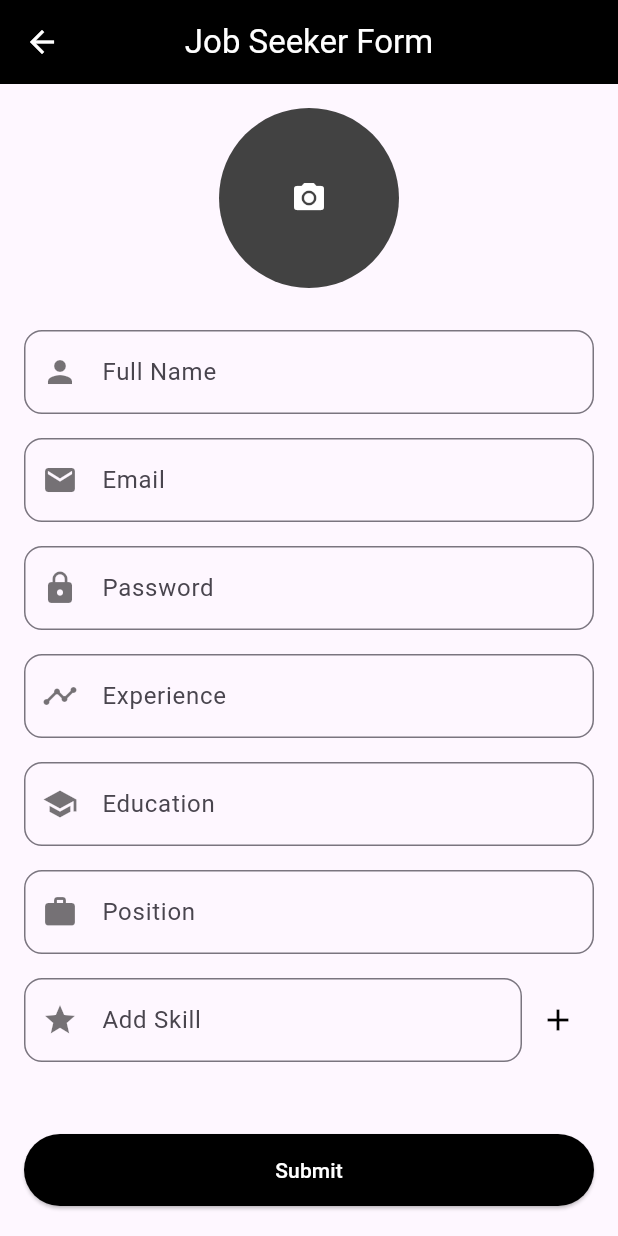
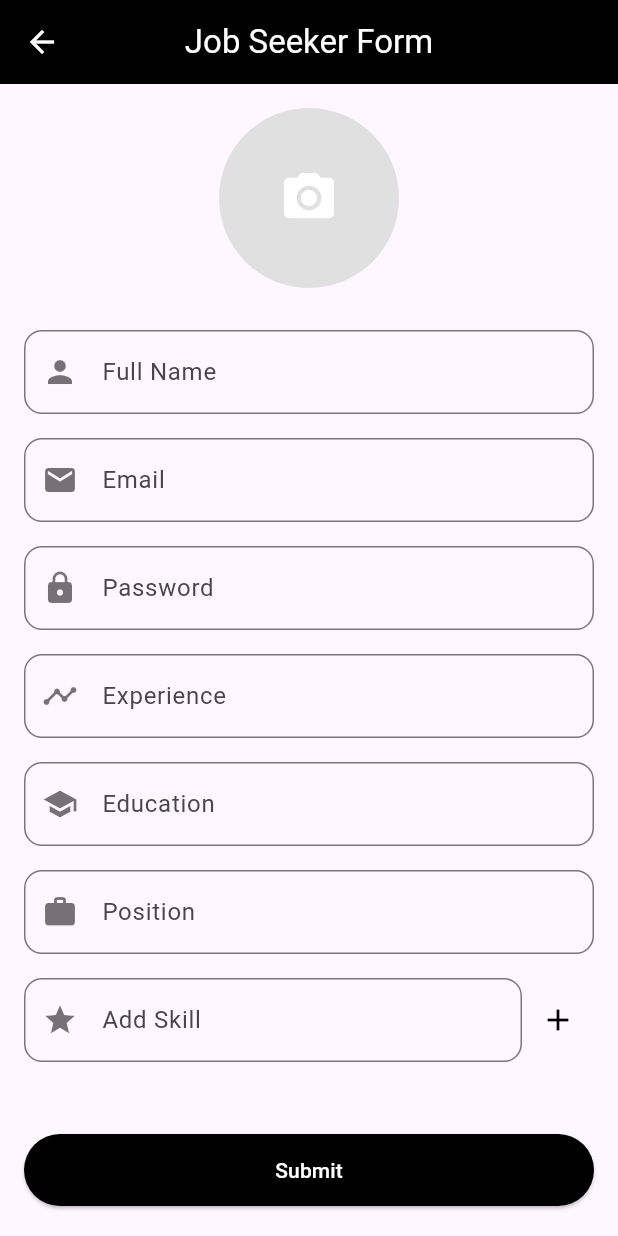
Before and after one commit to Myatt-Minn/DreamSeeker, a Flutter app: the JobSeekerFormPage screen opened directly, on a phone screen of 412 x 824 dp. Run offline on Flutter 3.47's test engine with Material 3 defaults, Android fonts, the light colour scheme and no system bars; our stand-ins replace animated_text_kit, file_picker, image_picker, introduction_screen, shared_preferences, supabase_flutter; accounts and stored records are empty.

Commit message:
Done for Workshop

```diff
--- a/lib/models/jobModel.dart
+++ b/lib/models/jobModel.dart
@@ -25,6 +25,7 @@ class JobModel {
 
   factory JobModel.fromJson(Map<String, dynamic> json) {
     return JobModel(
+      id: json['id'] as int?,
       title: json['title'] as String? ?? '',
       company: json['company'] as String? ?? '',
       location: json['location'] as String? ?? '',
--- a/lib/screens/jobSeekerFormPage.dart
+++ b/lib/screens/jobSeekerFormPage.dart
@@ -146,17 +146,36 @@ class _JobSeekerFormPageState extends State<JobSeekerFormPage> {
             children: [
               GestureDetector(
                 onTap: _pickImage,
-                child: CircleAvatar(
-                  radius: 60,
-                  backgroundImage: _profileImage != null
-                      ? FileImage(_profileImage!)
-                      : null,
-                  backgroundColor: Colors.grey[800],
-                  child: _profileImage == null
-                      ? const Icon(Icons.camera_alt, color: Colors.white)
-                      : null,
+                child: Center(
+                  // Keeps the circle centered and avoids full width
+                  child: Container(
+                    width: 120,
+                    height: 120,
+                    decoration: BoxDecoration(
+                      shape: BoxShape.circle,
+                      color: Colors.grey[300],
+                    ),
+                    child: _profileImage != null
+                        ? ClipOval(
+                            child: Image.file(
+                              _profileImage!,
+                              width: 120,
+                              height: 120,
+                              fit: BoxFit
+                                  .cover, // Ensures image fills the circle
+                            ),
+                          )
+                        : const Center(
+                            child: Icon(
+                              Icons.camera_alt,
+                              color: Colors.white,
+                              size: 40,
+                            ),
+                          ),
+                  ),
                 ),
               ),
+
               const SizedBox(height: 20),
               _buildTextField(
                 _fullNameController,
--- a/pubspec.yaml
+++ b/pubspec.yaml
@@ -40,6 +40,7 @@ dependencies:
   animated_text_kit: ^4.2.3
   curved_navigation_bar: ^1.0.6
   intl: ^0.20.2
+  file_picker: ^10.2.0
 
 dev_dependencies:
   flutter_test:
```
Also changed, not shown: lib/screens/jobDetailsPage.dart (+58 -4 lines), pubspec.lock, 2 other files.
